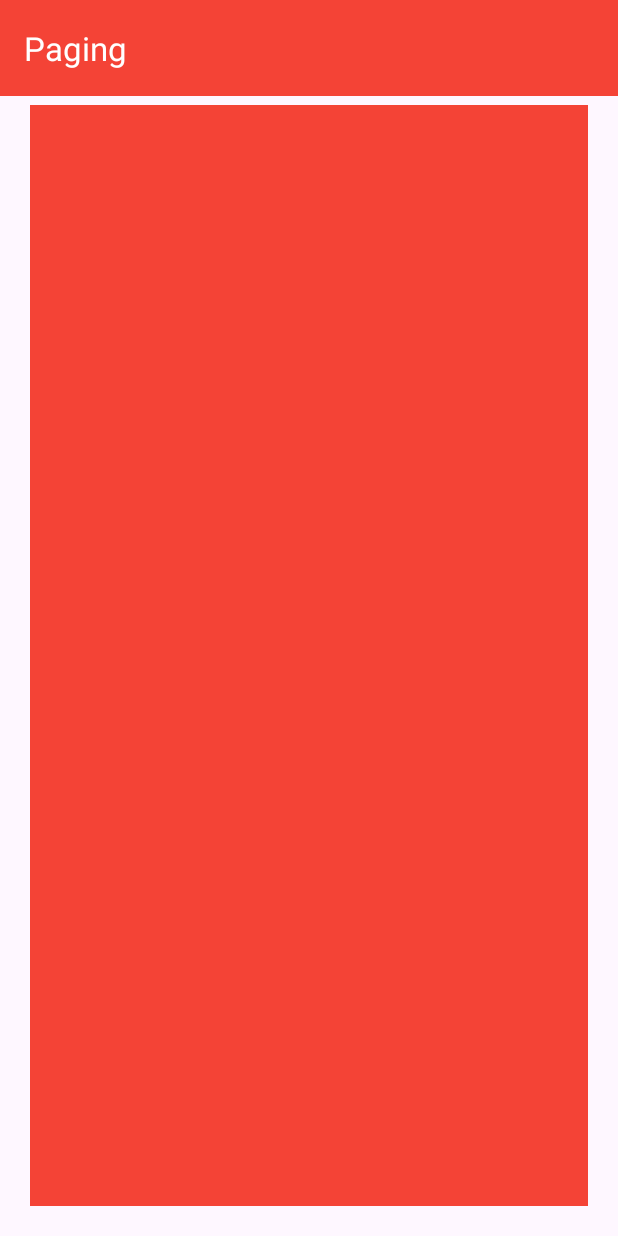
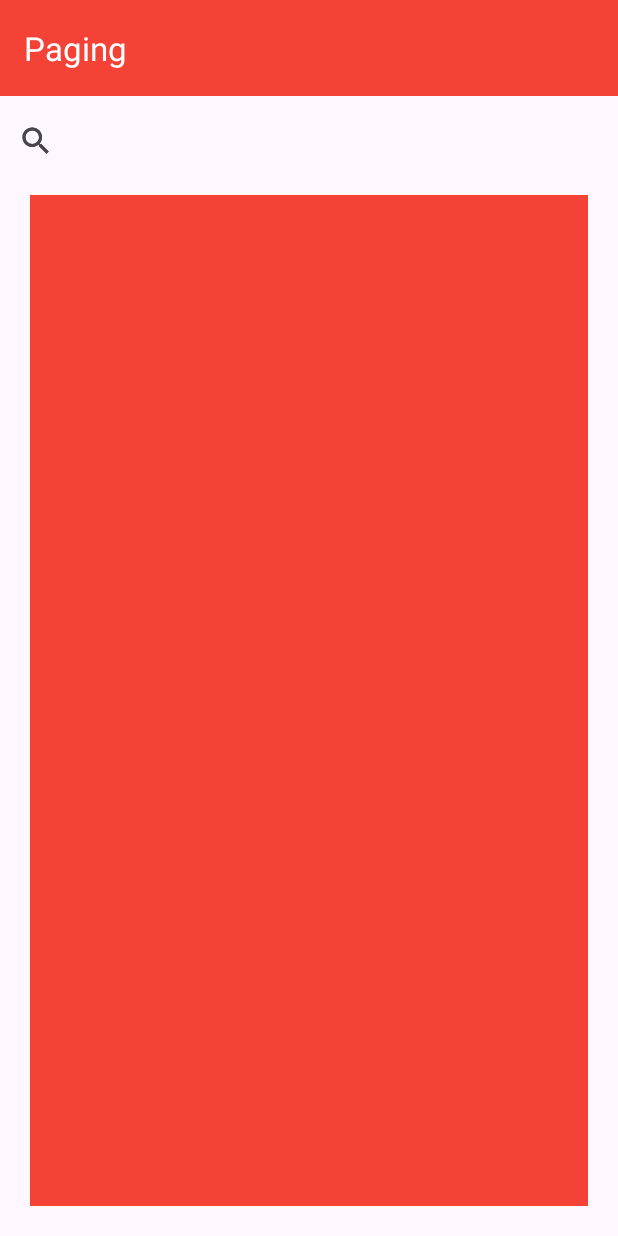
Before and after one commit to madhavkr1506/ListView, an Android app: the layout activity_main.xml on its own in the app's theme, with its tools: preview values and no code run, on a phone screen of 412 x 824 dp. Run offline under Robolectric (Android 15) with nearby library versions, the phone set to English and light mode, and no system bars.

Commit message:
Updated ListView

```diff
--- a/app/src/main/res/layout/activity_main.xml
+++ b/app/src/main/res/layout/activity_main.xml
@@ -19,18 +19,25 @@
         app:titleTextColor="@color/white"
         />
 
+
     <com.facebook.shimmer.ShimmerFrameLayout
         android:layout_width="match_parent"
         android:layout_height="match_parent"
         android:id="@+id/shimmer"
         >
 
+        <SearchView
+            android:id="@+id/shimmer_search"
+            android:layout_width="match_parent"
+            android:layout_height="wrap_content"
+            android:layout_marginTop="70dp"
+            />
         <FrameLayout
             android:layout_width="match_parent"
             android:layout_height="match_parent"
             android:padding="20dp"
             android:id="@+id/shimmer_container"
-            android:layout_marginTop="50dp"
+            android:layout_marginTop="110dp"
             >
             <ListView
                 android:id="@+id/shimmer_listview"
@@ -41,12 +48,19 @@
         </FrameLayout>
     </com.facebook.shimmer.ShimmerFrameLayout>
 
+    <SearchView
+        android:id="@+id/searchView"
+        android:layout_width="match_parent"
+        android:layout_height="wrap_content"
+        android:layout_marginTop="70dp"
+        />
+
     <FrameLayout
         android:layout_width="match_parent"
         android:layout_height="match_parent"
         android:padding="20dp"
         android:id="@+id/container"
-        android:layout_marginTop="50dp"
+        android:layout_marginTop="110dp"
         >
         <ListView
             android:id="@+id/listview"
```
Also changed, not shown: app/src/main/java/com/example/paging/CustomAdapter.kt (+28 -3 lines), app/src/main/java/com/example/paging/MainActivity.kt (+24 -3 lines).
